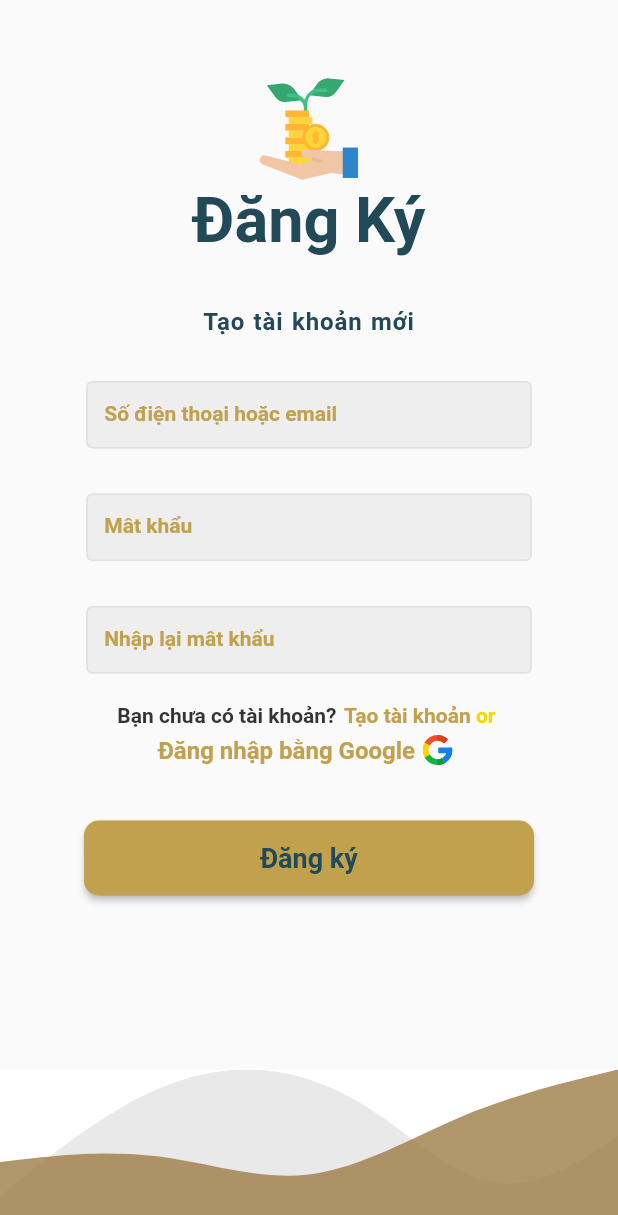
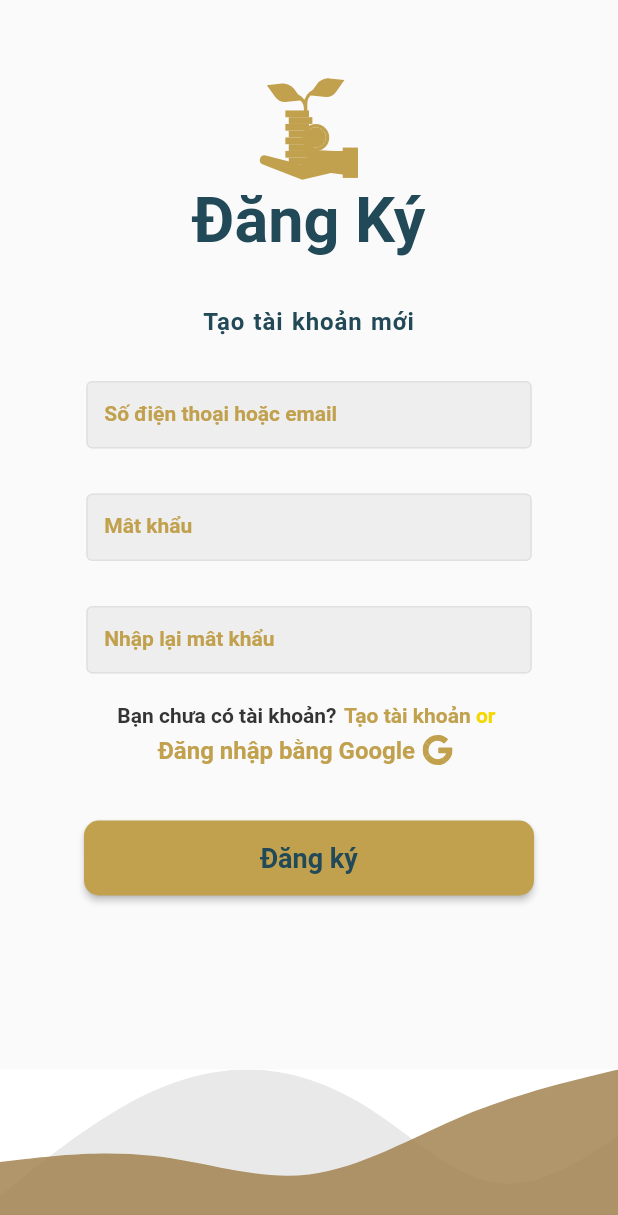
Before and after one commit to phongvuhyuet/Personal_Financial_Management, a Flutter app: the RegisterPage screen opened directly, on a phone screen of 412 x 824 dp. Shown: the top 1215 px of the screen. Run offline on Flutter 3.47's test engine with Material 2 defaults, Android fonts, the phone set to English and light mode, and no system bars; our stand-ins replace bloc, equatable, flutter_bloc, flutter_svg, percent_indicator; missing offline and left inert: flutter_rounded_date_picker; Roboto replaces fonts that are missing (Lexend Deca).

Commit message:
refactor code

```diff
--- a/lib/app/components/colors/my_colors.dart
+++ b/lib/app/components/colors/my_colors.dart
@@ -5,37 +5,37 @@ import 'package:flutter/widgets.dart';
 
 class MyAppColors {
   // Accent Color
-  static Color accent900 = Color.fromRGBO(156, 124, 69, 1.0);
-  static Color accent800 = Color.fromRGBO(193, 161, 78, 1.0);
-  static Color accent700 = Color.fromRGBO(215, 182, 83, 1.0);
-  static Color accent600 = Color.fromRGBO(237, 204, 90, 1.0);
-  static Color accent500 = Color.fromRGBO(253, 221, 95, 1.0);
-  static Color accent400 = Color.fromRGBO(255, 226, 116, 1.0);
-  static Color accent300 = Color.fromRGBO(255, 232, 139, 1.0);
-  static Color accent200 = Color.fromRGBO(255, 239, 170, 1.0);
-  static Color accent100 = Color.fromRGBO(255, 244, 203, 1.0);
-  static Color accent050 = Color.fromRGBO(255, 251, 234, 1.0);
+  static const Color accent900 = Color.fromRGBO(156, 124, 69, 1.0);
+  static const Color accent800 = Color.fromRGBO(193, 161, 78, 1.0);
+  static const Color accent700 = Color.fromRGBO(215, 182, 83, 1.0);
+  static const Color accent600 = Color.fromRGBO(237, 204, 90, 1.0);
+  static const Color accent500 = Color.fromRGBO(253, 221, 95, 1.0);
+  static const Color accent400 = Color.fromRGBO(255, 226, 116, 1.0);
+  static const Color accent300 = Color.fromRGBO(255, 232, 139, 1.0);
+  static const Color accent200 = Color.fromRGBO(255, 239, 170, 1.0);
+  static const Color accent100 = Color.fromRGBO(255, 244, 203, 1.0);
+  static const Color accent050 = Color.fromRGBO(255, 251, 234, 1.0);
 
   // System Gray
-  static Color black1000 = Color.fromRGBO(0, 0, 0, 1.0);
-  static Color white000 = Color.fromRGBO(255, 255, 255, 1.0);
+  static const Color black1000 = Color.fromRGBO(0, 0, 0, 1.0);
+  static const Color white000 = Color.fromRGBO(255, 255, 255, 1.0);
 
-  static Color gray900 = Color.fromRGBO(33, 33, 33, 1.0);
-  static Color gray800 = Color.fromRGBO(66, 66, 66, 1.0);
-  static Color gray700 = Color.fromRGBO(97, 97, 97, 1.0);
-  static Color gray600 = Color.fromRGBO(117, 117, 117, 1.0);
-  static Color gray500 = Color.fromRGBO(158, 158, 158, 1.0);
-  static Color gray400 = Color.fromRGBO(189, 189, 189, 1.0);
-  static Color gray300 = Color.fromRGBO(224, 224, 224, 1.0);
-  static Color gray200 = Color.fromRGBO(238, 238, 238, 1.0);
-  static Color gray100 = Color.fromRGBO(245, 245, 245, 1.0);
-  static Color gray050 = Color.fromRGBO(250, 250, 250, 1.0);
+  static const Color gray900 = Color.fromRGBO(33, 33, 33, 1.0);
+  static const Color gray800 = Color.fromRGBO(66, 66, 66, 1.0);
+  static const Color gray700 = Color.fromRGBO(97, 97, 97, 1.0);
+  static const Color gray600 = Color.fromRGBO(117, 117, 117, 1.0);
+  static const Color gray500 = Color.fromRGBO(158, 158, 158, 1.0);
+  static const Color gray400 = Color.fromRGBO(189, 189, 189, 1.0);
+  static const Color gray300 = Color.fromRGBO(224, 224, 224, 1.0);
+  static const Color gray200 = Color.fromRGBO(238, 238, 238, 1.0);
+  static const Color gray100 = Color.fromRGBO(245, 245, 245, 1.0);
+  static const Color gray050 = Color.fromRGBO(250, 250, 250, 1.0);
 
   // Status
-  static Color danger = Color.fromRGBO(190, 1, 35, 1.0);
-  static Color warning = Color.fromRGBO(255, 211, 53, 1.0);
-  static Color success = Color.fromRGBO(52, 199, 89, 1.0);
+  static const Color danger = Color.fromRGBO(190, 1, 35, 1.0);
+  static const Color warning = Color.fromRGBO(255, 211, 53, 1.0);
+  static const Color success = Color.fromRGBO(52, 199, 89, 1.0);
 
-  static Color opacity8 = Color.fromRGBO(245, 245, 245, 0.8);
-  static Color opacity6 = Color.fromRGBO(245, 245, 245, 0.6);
+  static const Color opacity8 = Color.fromRGBO(245, 245, 245, 0.8);
+  static const Color opacity6 = Color.fromRGBO(245, 245, 245, 0.6);
 }
--- a/lib/app/components/icons/my_icons.dart
+++ b/lib/app/components/icons/my_icons.dart
@@ -4,177 +4,182 @@ import 'package:personal_financial_management/app/components/colors/my_colors.da
 import 'package:personal_financial_management/app/utils/assets.dart';
 
 class MyAppIcons {
-  //default size off icons
-  static const double size = 24;
-  //default boxfit of icons
-  static const BoxFit boxFit = BoxFit.fill;
+  // default width of icons
+  static const double defaultWidth = 24;
+
+  // default height of icons
+  static const double defaultHeight = 24;
+
+  // default color of icons
+  static const Color defaultColor = MyAppColors.accent800;
+
+  //default box fit of icons
+  static const BoxFit defaultFit = BoxFit.fill;
+
+  static Widget defaultStyledIcon(String assetName,
+          {double width = defaultWidth,
+          double height = defaultHeight,
+          BoxFit fit = defaultFit,
+          Color color = defaultColor}) =>
+      SvgPicture.asset(
+        assetName,
+        width: width,
+        height: height,
+        fit: fit,
+        color: color,
+      );
+
   //Logo
-  static Widget logo = SvgPicture.asset(
-    Logo.logoURL,
-    width: 100,
-    height: 100,
-    // color: Colors.transparent,
-    fit: BoxFit.fill,
-  );
+  static Widget logo = defaultStyledIcon(Logo.logoURL, width: 100, height: 100);
 
   //google icon
-  static Widget googleIcon = SvgPicture.asset(
-    GoogleIcon.googleIconURL,
-    width: 20,
-    height: 20,
-  );
-  //get instance of the AntDesignIcons class
-  static Widget home = SvgPicture.asset(
-    GeneralIcon.home,
-    fit: BoxFit.fill,
-    height: 24,
-    width: 24,
-  );
-  static Widget homeActive = SvgPicture.asset(
-    GeneralIcon.home,
-    color: MyAppColors.accent800,
-    fit: BoxFit.fill,
-    height: 24,
-    width: 24,
-  );
+  static Widget googleIcon =
+      defaultStyledIcon(GoogleIcon.googleIconURL, width: 20, height: 20);
 
-  static Widget person = SvgPicture.asset(GeneralIcon.person);
-  static Widget create = SvgPicture.asset(
-    ContentIcon.create,
-    fit: BoxFit.fill,
-    height: 24,
-    width: 24,
-  );
-  static Widget createActive = SvgPicture.asset(
-    ContentIcon.create,
-    color: MyAppColors.accent800,
-    fit: BoxFit.fill,
-    height: 24,
-    width: 24,
-  );
-  static Widget details = SvgPicture.asset(
-    FinancialIcon.receipt,
-    fit: BoxFit.fill,
-    height: 24,
-    width: 24,
-  );
-  static Widget detailsActive = SvgPicture.asset(
-    FinancialIcon.receipt,
-    color: MyAppColors.accent800,
-    fit: BoxFit.fill,
-    height: 24,
-    width: 24,
-  );
-  static Widget pieChart = SvgPicture.asset(
-    FinancialIcon.pieChart,
-    fit: BoxFit.fill,
-    height: 24,
-    width: 24,
-  );
-  static Widget pieChartActive = SvgPicture.asset(
-    FinancialIcon.pieChart,
-    color: MyAppColors.accent800,
-    fit: BoxFit.fill,
-    height: 24,
-    width: 24,
-  );
-  static Widget cart = SvgPicture.asset(
-    GeneralIcon.cart,
-    fit: BoxFit.fill,
-    height: 24,
-    width: 24,
-  );
-  static Widget cartActive = SvgPicture.asset(
-    GeneralIcon.cart,
-    fit: BoxFit.fill,
-    height: 24,
-    width: 24,
-  );
-  static Widget bag = SvgPicture.asset(
-    FinancialIcon.shopperBag,
-    fit: BoxFit.fill,
-    color: MyAppColors.accent800,
-    height: 24,
-    width: 24,
-  );
-  static Widget trash = SvgPicture.asset(
-    GeneralIcon.trash,
-    fit: BoxFit.fill,
-    height: 24,
-    width: 24,
-  );
-  static Widget wallet = SvgPicture.asset(
-    FinancialIcon.wallet,
-    fit: BoxFit.fill,
-    height: 24,
-    width: 24,
-  );
-  static Widget walletActive = SvgPicture.asset(
-    FinancialIcon.wallet,
-    fit: BoxFit.fill,
-    color: MyAppColors.accent800,
-    height: 24,
-    width: 24,
-  );
+  // background
+  static Widget background =
+      defaultStyledIcon(BackgroundImages.backgroundImagesURL);
+  static Widget foreground =
+      defaultStyledIcon(BackgroundImages.foregroundImagesURL);
+
+  // content icons
+  static Widget add = defaultStyledIcon(ContentIcon.add);
+  static Widget copy = defaultStyledIcon(ContentIcon.copy);
+  static Widget create = defaultStyledIcon(ContentIcon.create);
+  static Widget createActive = defaultStyledIcon(ContentIcon.create);
+  static Widget filterList = defaultStyledIcon(ContentIcon.filterList);
+  static Widget link = defaultStyledIcon(ContentIcon.link);
+
+  // financial icons
+  static Widget atm = defaultStyledIcon(FinancialIcon.atm);
+  static Widget bank = defaultStyledIcon(FinancialIcon.bankBuilding);
+  static Widget banknote = defaultStyledIcon(FinancialIcon.banknote);
+  static Widget bitcoin = defaultStyledIcon(FinancialIcon.bitcoin);
+  static Widget creditCard = defaultStyledIcon(FinancialIcon.creditCard);
+  static Widget development = defaultStyledIcon(FinancialIcon.development);
+  static Widget discountPercent =
+      defaultStyledIcon(FinancialIcon.discountPercent);
+  static Widget discussion = defaultStyledIcon(FinancialIcon.discussion);
+  static Widget dollar = defaultStyledIcon(FinancialIcon.dollar);
+  static Widget details = defaultStyledIcon(FinancialIcon.receipt);
+  static Widget detailsActive = defaultStyledIcon(FinancialIcon.receipt);
+  static Widget euro = defaultStyledIcon(FinancialIcon.euro);
+  static Widget exchange = defaultStyledIcon(FinancialIcon.exchange);
+  static Widget graph = defaultStyledIcon(FinancialIcon.graph);
+  static Widget penny = defaultStyledIcon(FinancialIcon.penny);
+  static Widget pieChart = defaultStyledIcon(FinancialIcon.pieChart);
+  static Widget pieChartActive = defaultStyledIcon(FinancialIcon.pieChart);
+  static Widget piggyBank = defaultStyledIcon(FinancialIcon.piggyBank);
+  static Widget pound = defaultStyledIcon(FinancialIcon.pound);
+  static Widget priceTag = defaultStyledIcon(FinancialIcon.priceTag);
+  static Widget savingsBag = defaultStyledIcon(FinancialIcon.savingsBag);
+  static Widget bag = defaultStyledIcon(FinancialIcon.shopperBag);
+  static Widget transaction = defaultStyledIcon(FinancialIcon.transaction);
+  static Widget wallet = defaultStyledIcon(FinancialIcon.wallet);
+  static Widget walletActive = defaultStyledIcon(FinancialIcon.wallet);
+  static Widget yen = defaultStyledIcon(FinancialIcon.yen);
+
+  // general icons
+  static Widget cart = defaultStyledIcon(GeneralIcon.cart);
+  static Widget cartActive = defaultStyledIcon(GeneralIcon.cart);
+  static Widget chat = defaultStyledIcon(GeneralIcon.chat);
+  static Widget group = defaultStyledIcon(GeneralIcon.group);
+  static Widget home = defaultStyledIcon(GeneralIcon.home);
+  static Widget homeActive = defaultStyledIcon(GeneralIcon.home);
+  static Widget mail = defaultStyledIcon(GeneralIcon.mail);
+  static Widget person = defaultStyledIcon(GeneralIcon.person);
+  static Widget trash = defaultStyledIcon(GeneralIcon.trash);
 
   // action icons
-  static Widget visibility = SvgPicture.asset(ActionIcon.visibility);
-  static Widget infoOutline = SvgPicture.asset(ActionIcon.infoOutline);
-  static Widget info = SvgPicture.asset(ActionIcon.info);
-  static Widget visibilityOff = SvgPicture.asset(
-    ActionIcon.visibilityOff,
-    fit: BoxFit.fill,
-    height: 24,
-    width: 24,
-  );
+  static Widget addCircle = defaultStyledIcon(ActionIcon.addCircle);
+  static Widget bookmark = defaultStyledIcon(ActionIcon.bookmark);
+  static Widget bookmarkOutline = defaultStyledIcon(ActionIcon.bookmarkOutline);
+  static Widget build = defaultStyledIcon(ActionIcon.build);
+  static Widget cached = defaultStyledIcon(ActionIcon.cached);
+  static Widget dictationMic = defaultStyledIcon(ActionIcon.dictationMic);
+  static Widget done = defaultStyledIcon(ActionIcon.done);
+  static Widget doneCircle = defaultStyledIcon(ActionIcon.doneCircle);
+  static Widget doneCircleOutline =
+      defaultStyledIcon(ActionIcon.doneCircleOutline);
+  static Widget doneCircleInactive =
+      defaultStyledIcon(ActionIcon.doneCircleInactive);
+  static Widget dragHandle = defaultStyledIcon(ActionIcon.dragHandle);
+  static Widget faceID = defaultStyledIcon(ActionIcon.faceID);
+  static Widget favorites = defaultStyledIcon(ActionIcon.favorites);
+  static Widget favoritesOutline =
+      defaultStyledIcon(ActionIcon.favoritesOutline);
+  static Widget info = defaultStyledIcon(ActionIcon.info);
+  static Widget infoOutline = defaultStyledIcon(ActionIcon.infoOutline);
+  static Widget more = defaultStyledIcon(ActionIcon.more);
+  static Widget moreOutline = defaultStyledIcon(ActionIcon.moreOutline);
+  static Widget plusOutline = defaultStyledIcon(ActionIcon.plusOutline);
+  static Widget remove = defaultStyledIcon(ActionIcon.remove);
+  static Widget search = defaultStyledIcon(ActionIcon.search);
+  static Widget send = defaultStyledIcon(ActionIcon.send);
+  static Widget sendOutline = defaultStyledIcon(ActionIcon.sendOutline);
+  static Widget setting = defaultStyledIcon(ActionIcon.setting);
+  static Widget visibility = defaultStyledIcon(ActionIcon.visibility);
+  static Widget visibilityOff = defaultStyledIcon(ActionIcon.visibilityOff);
 
   // notification icons
-  static Widget notification = SvgPicture.asset(
-    SocialIcon.notifications,
-    fit: BoxFit.fill,
-    height: 24,
-    width: 24,
-  );
+  static Widget notification = defaultStyledIcon(SocialIcon.notifications);
+  static Widget notificationOutline =
+      defaultStyledIcon(SocialIcon.notificationsOutline);
+  static Widget notificationImportant =
+      defaultStyledIcon(AlertIcon.notificationImportant);
+
+  // share icons
+  static Widget shareAndroid = defaultStyledIcon(SocialIcon.shareAndroid);
+  static Widget shareIOS = defaultStyledIcon(SocialIcon.shareIOS);
 
   //navigation icons
-  static Widget menu = SvgPicture.asset(
-    NavigationIcon.menu,
-    fit: BoxFit.fill,
-    height: 24,
-    width: 24,
-  );
-  static Widget backEnabled = SvgPicture.asset(
-    NavigationIcon.chevronLeftOn,
-    fit: BoxFit.fill,
-    height: 24,
-    width: 24,
-  );
+  static Widget apps = defaultStyledIcon(NavigationIcon.apps);
+  static Widget arrowDropDown = defaultStyledIcon(NavigationIcon.arrowDropDown);
+  static Widget arrowDropDownCircle =
+      defaultStyledIcon(NavigationIcon.arrowDropDownCircle);
+  static Widget arrowDropUp = defaultStyledIcon(NavigationIcon.arrowDropUp);
+  static Widget arrowLeft = defaultStyledIcon(NavigationIcon.arrowLeft);
+  static Widget arrowRight = defaultStyledIcon(NavigationIcon.arrowRight);
+  static Widget close = defaultStyledIcon(NavigationIcon.close);
+  static Widget closeCircle = defaultStyledIcon(NavigationIcon.closeCircle);
+  static Widget fullscreen = defaultStyledIcon(NavigationIcon.fullscreen);
+  static Widget fullscreenExit =
+      defaultStyledIcon(NavigationIcon.fullscreenExit);
+  static Widget menu = defaultStyledIcon(NavigationIcon.menu);
+  static Widget backEnabled = defaultStyledIcon(NavigationIcon.chevronLeftOn);
+  static Widget moreHorizontal =
+      defaultStyledIcon(NavigationIcon.moreHorizontal);
+  static Widget moreVertical = defaultStyledIcon(NavigationIcon.moreVertical);
 
   // two arrow icons on and off
-  static Widget chevronLeftOn = SvgPicture.asset(
-    NavigationIcon.chevronLeftOn,
-    color: MyAppColors.accent800,
-    fit: BoxFit.fill,
-    height: 24,
-    width: 24,
-  );
-  static Widget chevronRightOn = SvgPicture.asset(
-    NavigationIcon.chevronRightOn,
-    color: MyAppColors.accent800,
-    fit: BoxFit.fill,
-    height: 24,
-    width: 24,
-  );
-  static Widget chevronLeftOff = SvgPicture.asset(
-    NavigationIcon.chevronLeftOff,
-    fit: BoxFit.fill,
-    height: 24,
-    width: 24,
-  );
-  static Widget chevronRightOff = SvgPicture.asset(
-    NavigationIcon.chevronRightOff,
-    fit: BoxFit.fill,
-    height: 24,
-    width: 24,
-  );
+  static Widget chevronLeftOn = defaultStyledIcon(NavigationIcon.chevronLeftOn);
+  static Widget chevronRightOn =
+      defaultStyledIcon(NavigationIcon.chevronRightOn);
+  static Widget chevronLeftOff =
+      defaultStyledIcon(NavigationIcon.chevronLeftOff);
+  static Widget chevronRightOff =
+      defaultStyledIcon(NavigationIcon.chevronRightOff);
+  static Widget expandLessOn = defaultStyledIcon(NavigationIcon.expandLessOn);
+  static Widget expandLessOff = defaultStyledIcon(NavigationIcon.expandLessOff);
+  static Widget expandMoreOn = defaultStyledIcon(NavigationIcon.expandMoreOn);
+  static Widget expandMoreOff = defaultStyledIcon(NavigationIcon.expandMoreOff);
+
+  // error icons
+  static Widget error = defaultStyledIcon(AlertIcon.error);
+  static Widget errorOutline = defaultStyledIcon(AlertIcon.errorOutline);
+
+  // map icons
+  static Widget mapDefault = defaultStyledIcon(MapIcon.mapDefault);
+  static Widget mapPlace = defaultStyledIcon(MapIcon.mapPlace);
+
+  // toggle icons
+  static Widget checkbox = defaultStyledIcon(ToggleIcon.checkbox);
+  static Widget checkboxOff = defaultStyledIcon(ToggleIcon.checkboxOff);
+  static Widget indeterminateCheckbox =
+      defaultStyledIcon(ToggleIcon.indeterminateCheckbox);
+  static Widget radioButtonOn = defaultStyledIcon(ToggleIcon.radioButtonOn);
+  static Widget radioButtonOff = defaultStyledIcon(ToggleIcon.radioButtonOff);
+  static Widget star = defaultStyledIcon(ToggleIcon.star);
+  static Widget starOutline = defaultStyledIcon(ToggleIcon.starOutline);
+  static Widget starHalf = defaultStyledIcon(ToggleIcon.starHalf);
 }
--- a/lib/app/pages/register_page.dart
+++ b/lib/app/pages/register_page.dart
@@ -73,21 +73,21 @@ class _RegisterPageState extends State<RegisterPage> {
                         hoverColor: MyAppColors.gray300,
                         fillColor: MyAppColors.gray200,
                         labelText: "Số điện thoại hoặc email",
-                        enabledBorder: OutlineInputBorder(
+                        enabledBorder: const OutlineInputBorder(
                           borderRadius:
-                              const BorderRadius.all(Radius.circular(4)),
+                              BorderRadius.all(Radius.circular(4)),
                           borderSide: BorderSide(
                             width: 1,
                             color: MyAppColors.gray300,
                           ),
                         ),
-                        focusedBorder: OutlineInputBorder(
+                        focusedBorder: const OutlineInputBorder(
                           borderRadius:
-                              const BorderRadius.all(Radius.circular(4)),
+                              BorderRadius.all(Radius.circular(4)),
                           borderSide: BorderSide(
                               width: 1, color: MyAppColors.accent800),
                         ),
-                        labelStyle: TextStyle(
+                        labelStyle: const TextStyle(
                             fontSize: 14,
                             color: MyAppColors.accent800,
                             fontWeight: FontWeight.bold,
@@ -111,21 +111,21 @@ class _RegisterPageState extends State<RegisterPage> {
                         hoverColor: MyAppColors.gray300,
                         fillColor: MyAppColors.gray200,
                         labelText: "Mât khẩu",
-                        enabledBorder: OutlineInputBorder(
+                        enabledBorder: const OutlineInputBorder(
                           borderRadius:
-                              const BorderRadius.all(Radius.circular(4)),
+                              BorderRadius.all(Radius.circular(4)),
                           borderSide: BorderSide(
                             width: 1,
                             color: MyAppColors.gray300,
                           ),
                         ),
-                        focusedBorder: OutlineInputBorder(
+                        focusedBorder: const OutlineInputBorder(
                           borderRadius:
-                              const BorderRadius.all(Radius.circular(4)),
+                              BorderRadius.all(Radius.circular(4)),
                           borderSide: BorderSide(
                               width: 1, color: MyAppColors.accent800),
                         ),
-                        labelStyle: TextStyle(
+                        labelStyle: const TextStyle(
                             fontSize: 14,
                             color: MyAppColors.accent800,
                             fontWeight: FontWeight.bold,
@@ -149,21 +149,21 @@ class _RegisterPageState extends State<RegisterPage> {
                         hoverColor: MyAppColors.gray300,
                         fillColor: MyAppColors.gray200,
                         labelText: "Nhập lại mât khẩu",
-                        enabledBorder: OutlineInputBorder(
+                        enabledBorder: const OutlineInputBorder(
                           borderRadius:
-                              const BorderRadius.all(Radius.circular(4)),
+                              BorderRadius.all(Radius.circular(4)),
                           borderSide: BorderSide(
                             width: 1,
                             color: MyAppColors.gray300,
                           ),
                         ),
-                        focusedBorder: OutlineInputBorder(
+                        focusedBorder: const OutlineInputBorder(
                           borderRadius:
-                              const BorderRadius.all(Radius.circular(4)),
+                              BorderRadius.all(Radius.circular(4)),
                           borderSide: BorderSide(
                               width: 1, color: MyAppColors.accent800),
                         ),
-                        labelStyle: TextStyle(
+                        labelStyle: const TextStyle(
                             fontSize: 14,
                             color: MyAppColors.accent800,
                             fontWeight: FontWeight.bold,
@@ -175,7 +175,7 @@ class _RegisterPageState extends State<RegisterPage> {
                 ),
               ],
             ),
-            SizedBox(
+            const SizedBox(
               height: 20,
             ),
             haventAccount(onPressed: () {}, children: []),
@@ -190,7 +190,7 @@ class _RegisterPageState extends State<RegisterPage> {
                   style: ElevatedButton.styleFrom(
                     primary: MyAppColors.accent800,
                     alignment: Alignment.center,
-                    fixedSize: Size(300, 50),
+                    fixedSize: const Size(300, 50),
                     shape: RoundedRectangleBorder(
                       borderRadius: BorderRadius.circular(10),
                     ),
```
Also changed, not shown: lib/app/pages/login_page.dart (+11 -11 lines), pubspec.lock, 1 other file.
